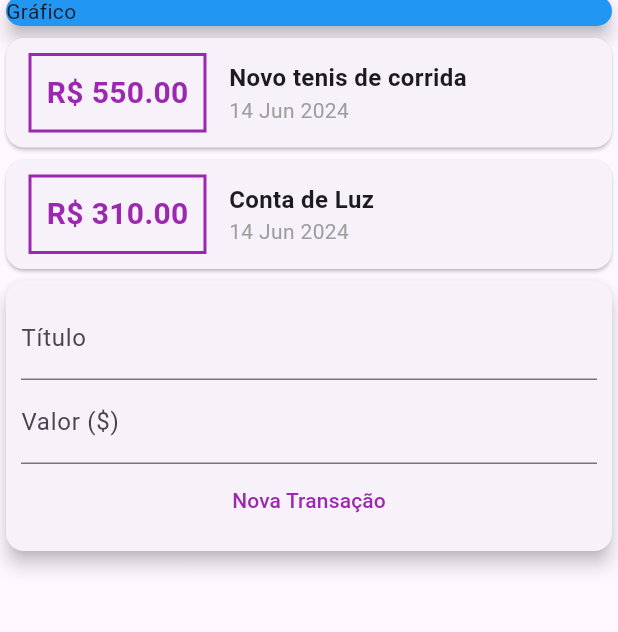
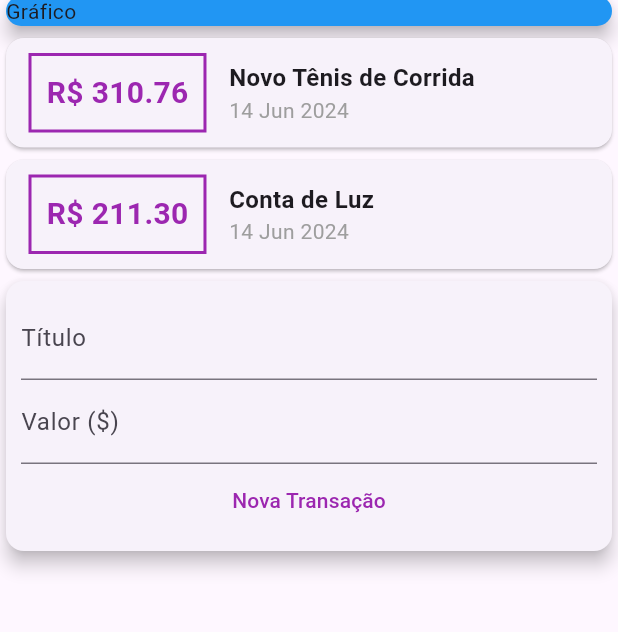
Before and after one commit to alexandreccarmo/despesas_pessoais_flutter, a Flutter app: the screen it shows after launch, on a phone screen of 412 x 824 dp, the part 94-726 px from its top. Run offline on Flutter 3.47's test engine with Material 3 defaults, Android fonts, the phone set to English and light mode, and no system bars.

Commit message:
refatorado o codigo, criado dois componentes para o form e a lista

```diff
--- /dev/null
+++ b/expenses_flutter/lib/components/transaction_user.dart
@@ -0,0 +1,51 @@
+import 'dart:math';
+
+import 'package:expenses_flutter/components/transaction_list.dart';
+import 'package:expenses_flutter/components/transction_form.dart';
+import 'package:flutter/material.dart';
+
+import '../models/transaction.dart';
+
+class TransactionUser extends StatefulWidget {
+
+  @override
+  State<StatefulWidget> createState() => _TransactionUserState();
+
+}
+
+class _TransactionUserState  extends State<TransactionUser>{
+  final _transactions = [
+    Transaction(
+      id: 't1',
+      title: 'Novo Tênis de Corrida',
+      value: 310.76,
+      date: DateTime.now(),
+    ),
+    Transaction(
+      id: 't2',
+      title: 'Conta de Luz',
+      value: 211.30,
+      date: DateTime.now(),
+    ),
+  ];
+
+  _addTransactio(String title, double value) {
+    final newTransaction = Transaction(
+        id: Random().nextDouble().toString(),
+        title: title,
+        value: value,
+        date: DateTime.now()
+    );
+  }
+
+  @override
+  Widget build(BuildContext context) {
+    return Column(
+      children: [
+        TransactionList(_transactions),
+        TransactionForm(),
+      ],
+    );
+  }
+
+}
--- a/expenses_flutter/lib/main.dart
+++ b/expenses_flutter/lib/main.dart
@@ -1,4 +1,5 @@
 import 'package:expenses_flutter/components/transaction_list.dart';
+import 'package:expenses_flutter/components/transaction_user.dart';
 import 'package:expenses_flutter/components/transction_form.dart';
 import 'package:expenses_flutter/models/transaction.dart';
 import 'package:flutter/material.dart';
@@ -47,8 +48,7 @@ class MyHomePage extends StatelessWidget {
               elevation: 5,
             ),
           ),
-          TransactionList(_transacion),
-          TransactionForm(),
+          TransactionUser(),
         ],
       ),
     );
```
